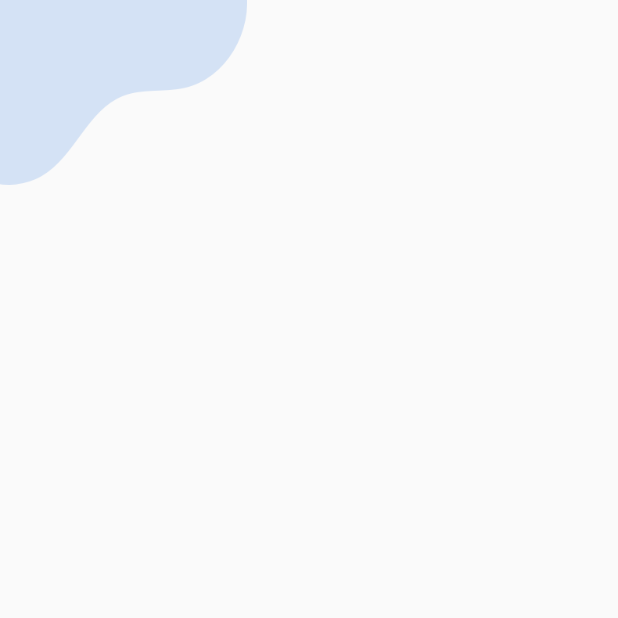
After one commit to naqeeb9a/m-tech-attendance, a Flutter app: the LocationTracking screen opened directly, on a phone screen of 412 x 824 dp, the top half of it. The commit adds this screen. Run offline on Flutter 3.47's test engine with Material 2 defaults, Android fonts, the phone set to English and light mode, and no system bars; our stand-ins replace cool_alert, date_time_picker, dropdown_button2, email_validator, geocoding, geolocator and 4 more; missing offline and left inert: dialogs, qr_code_scanner; accounts and stored records are empty; project files that could hold a hidden picture were left out.

Commit message:
khubaib - home , location tracking , my team

```diff
--- a/lib/app screens/bottom nav screens/my_teams.dart
+++ b/lib/app screens/bottom nav screens/my_teams.dart
@@ -6,6 +6,7 @@ import 'package:flutter/cupertino.dart';
 import 'package:flutter/material.dart';
 import 'package:mtech_attendance/Widgets/text_widget.dart';
 import 'package:mtech_attendance/app%20screens/individual_attendance.dart';
+import 'package:mtech_attendance/app%20screens/location_tracking.dart';
 import 'package:mtech_attendance/utils/app_routes.dart';
 import 'package:mtech_attendance/utils/dynamic_sizes.dart';
 
@@ -453,7 +454,9 @@ Widget topBarBox(context) {
       teamTopBox(context, Icons.check_box_outlined, "  Todo &\nSchedules",
           AppColors.customOrange, AppColors.customLightOrange),
       teamTopBox(context, Icons.location_on_outlined, "  Office &\nLocations",
-          AppColors.customLightPurple, AppColors.customDarkPurple),
+          AppColors.customLightPurple, AppColors.customDarkPurple,function: (){
+            CustomRoutes().push(context,const LocationTracking());
+          }),
       teamTopBox(
           context,
           Icons.person_search_outlined,
--- /dev/null
+++ b/lib/app screens/location_tracking.dart
@@ -0,0 +1,42 @@
+import 'package:flutter/material.dart';
+import 'package:mtech_attendance/utils/dynamic_sizes.dart';
+import 'dart:math' as math;
+
+import '../utils/config.dart';
+
+class LocationTracking extends StatefulWidget {
+  const LocationTracking({Key? key}) : super(key: key);
+
+  @override
+  State<LocationTracking> createState() => _LocationTrackingState();
+}
+
+class _LocationTrackingState extends State<LocationTracking> {
+  @override
+  Widget build(BuildContext context) {
+    return Scaffold(
+      body: SafeArea(
+        child: SizedBox(
+          width: CustomSizes().dynamicWidth(context, 1),
+          height: CustomSizes().dynamicHeight(context, 1),
+          child: Stack(
+            children: [
+              Positioned(
+                top: 0,
+                left: 0,
+                child: Transform.rotate(
+                  angle: math.pi / 1,
+                  child: Image.asset(
+                    "assets/loginbottom.png",
+                    color: AppColors.customBlue.withOpacity(0.2),
+                    width: CustomSizes().dynamicWidth(context, 0.4),
+                  ),
+                ),
+              ),
+            ],
+          ),
+        ),
+      ),
+    );
+  }
+}
```
Also changed, not shown: lib/app screens/bottom nav screens/home.dart (+8 -20 lines).
